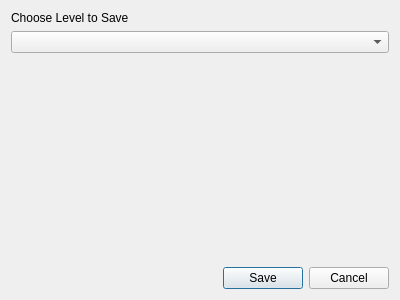
The window that DialogSave.ui (SwissalpS/QtSssSNibblers) describes before a commit, drawn with Qt 5.
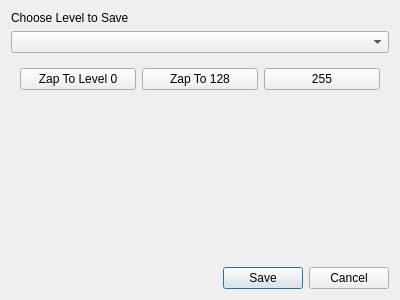
The same window after the commit. Icons and pictures are not drawn.

Commit message: easier level selection with jump buttons

Diff of the .ui file:
```diff
--- a/DialogSave.ui
+++ b/DialogSave.ui
@@ -37,17 +37,7 @@
      </property>
     </widget>
    </item>
-   <item row="4" column="0">
-    <widget class="QDialogButtonBox" name="buttonBox">
-     <property name="orientation">
-      <enum>Qt::Horizontal</enum>
-     </property>
-     <property name="standardButtons">
-      <set>QDialogButtonBox::Cancel|QDialogButtonBox::Save</set>
-     </property>
-    </widget>
-   </item>
-   <item row="2" column="0">
+   <item row="3" column="0">
     <widget class="QLabel" name="preview">
      <property name="text">
       <string/>
@@ -60,7 +50,7 @@
      </property>
     </widget>
    </item>
-   <item row="3" column="0">
+   <item row="4" column="0">
     <widget class="QLabel" name="warning">
      <property name="sizePolicy">
       <sizepolicy hsizetype="Preferred" vsizetype="Maximum">
@@ -88,6 +78,49 @@
      </property>
     </widget>
    </item>
+   <item row="5" column="0">
+    <widget class="QDialogButtonBox" name="buttonBox">
+     <property name="orientation">
+      <enum>Qt::Horizontal</enum>
+     </property>
+     <property name="standardButtons">
+      <set>QDialogButtonBox::Cancel|QDialogButtonBox::Save</set>
+     </property>
+    </widget>
+   </item>
+   <item row="2" column="0">
+    <widget class="QFrame" name="horizontalFrame">
+     <property name="sizePolicy">
+      <sizepolicy hsizetype="Preferred" vsizetype="Maximum">
+       <horstretch>0</horstretch>
+       <verstretch>0</verstretch>
+      </sizepolicy>
+     </property>
+     <layout class="QHBoxLayout" name="horizontalLayout">
+      <item>
+       <widget class="QPushButton" name="buttonZap0">
+        <property name="text">
+         <string>Zap To Level 0</string>
+        </property>
+       </widget>
+      </item>
+      <item>
+       <widget class="QPushButton" name="buttonZap128">
+        <property name="text">
+         <string>Zap To 128</string>
+        </property>
+       </widget>
+      </item>
+      <item>
+       <widget class="QPushButton" name="buttonZap255">
+        <property name="text">
+         <string>255</string>
+        </property>
+       </widget>
+      </item>
+     </layout>
+    </widget>
+   </item>
   </layout>
  </widget>
  <resources>
```
The commit also changes 5 other files.
